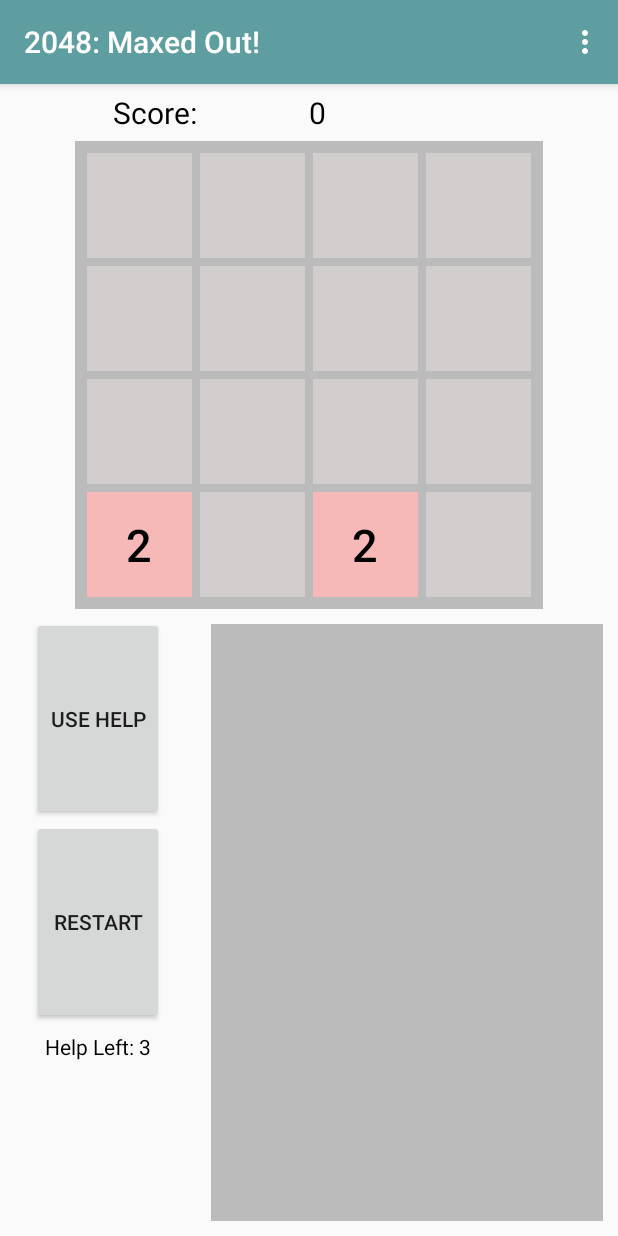
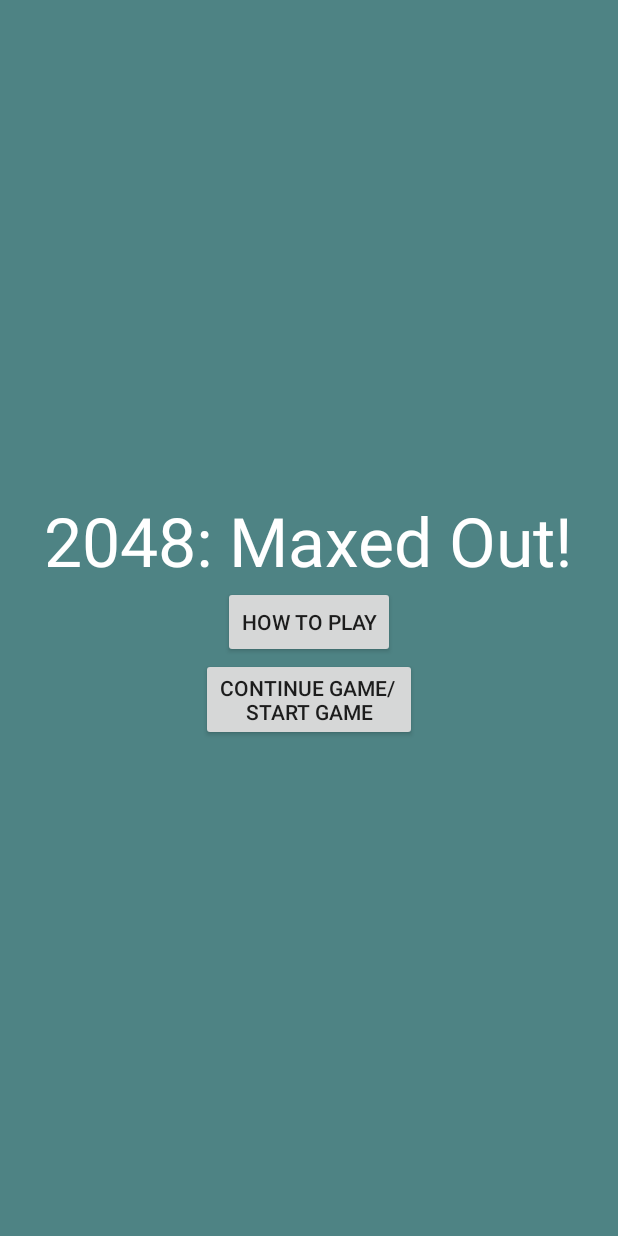
Before and after one commit to MaximBravo/Maxim2048, an Android app: the screen it shows after launch (MainActivity before the commit, StartActivity after it), on a phone screen of 412 x 824 dp. Run offline under Robolectric (Android 15) with nearby library versions, the phone set to English and light mode, and no system bars.

Commit message:
Version 5 update 2048 + 3 help and add start screen

```diff
--- a/app/src/main/java/maximbravo/com/Maxim2048/Matrix.java
+++ b/app/src/main/java/maximbravo/com/Maxim2048/Matrix.java
@@ -43,7 +43,7 @@ public class Matrix {
 	public static boolean addRandomSquare(){
 		int[] pool = {2,2,2,2,2,4,2,2,2,2};
 		Random rand = new Random();
-		int squarePoolId = rand.nextInt(10 - 1 + 1) + 1;
+		int squarePoolId = rand.nextInt(10 - 1) + 1;
 		int squareIdToPut = pool[squarePoolId];
 		int emptySpaceCount = getEmptySpaceCount();
 
--- /dev/null
+++ b/app/src/main/java/maximbravo/com/Maxim2048/StartActivity.java
@@ -0,0 +1,27 @@
+package maximbravo.com.Maxim2048;
+
+import android.app.Activity;
+import android.content.Intent;
+import android.os.Bundle;
+import android.view.View;
+
+/**
+ * Created by wendy on 11/1/2016.
+ */
+
+public class StartActivity extends Activity {
+    @Override
+    protected void onCreate(Bundle savedInstanceState) {
+        super.onCreate(savedInstanceState);
+        setContentView(R.layout.activity_start);
+    }
+
+    public void help(View view){
+        Intent i = new Intent(StartActivity.this, HelpActivity.class);
+        startActivity(i);
+    }
+    public void start(View view){
+        Intent i = new Intent(StartActivity.this, MainActivity.class);
+        startActivity(i);
+    }
+}
--- /dev/null
+++ b/app/src/main/res/layout/activity_start.xml
@@ -0,0 +1,29 @@
+<?xml version="1.0" encoding="utf-8"?>
+<LinearLayout
+    xmlns:android="http://schemas.android.com/apk/res/android"
+    android:orientation="vertical"
+    android:background="@color/colorPrimaryDark"
+    android:gravity="center"
+    android:layout_width="match_parent"
+    android:layout_height="match_parent">
+    <TextView
+        android:layout_width="wrap_content"
+        android:layout_height="wrap_content"
+        android:text="2048: Maxed Out!"
+        android:textSize="45sp"
+        android:textColor="@android:color/white"/>
+    <Button
+        android:id="@+id/helpbutton"
+        android:layout_gravity="center"
+        android:layout_width="wrap_content"
+        android:layout_height="wrap_content"
+        android:onClick="help"
+        android:text="How to play"/>
+    <Button
+        android:id="@+id/start"
+        android:layout_width="wrap_content"
+        android:layout_gravity="center"
+        android:layout_height="wrap_content"
+        android:onClick="start"
+        android:text="Continue Game/ \nStart Game"/>
+</LinearLayout>
```
Also changed, not shown: app/src/main/AndroidManifest.xml (+13 -1 lines), app/src/main/java/maximbravo/com/Maxim2048/Board.java (+20 -2 lines), app/src/main/java/maximbravo/com/Maxim2048/HelpActivity.java (added, +16 -0 lines), app/src/main/java/maximbravo/com/Maxim2048/MainActivity.java (+39 -5 lines), app/src/main/res/layout/help_layout.xml (added, +23 -0 lines).
